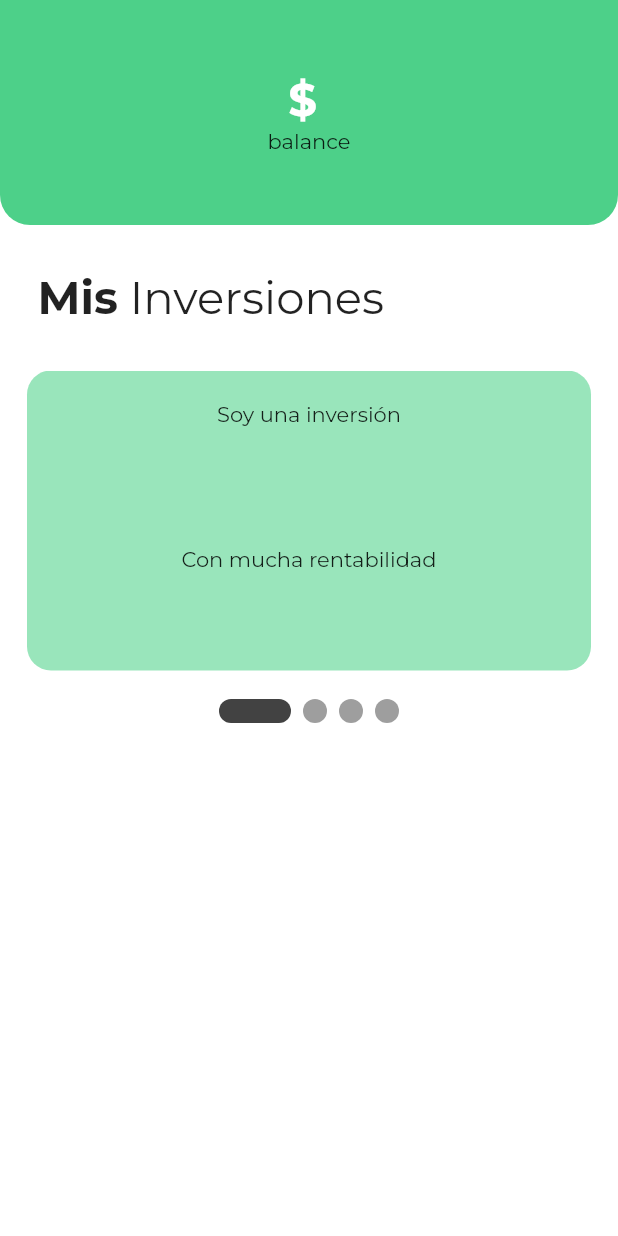
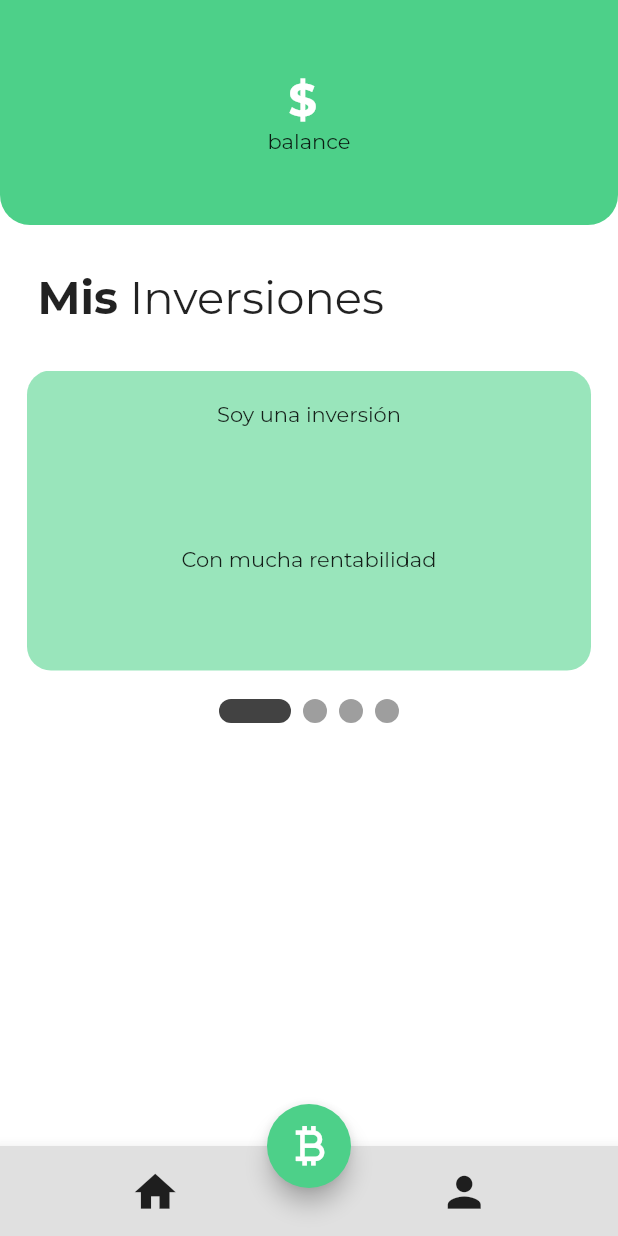
Before and after one commit to c3ortiz/sosty-app-frontEnd-main, a Flutter app: the MainScreen screen opened directly with empty values, on a phone screen of 412 x 824 dp. Run offline on Flutter 3.47's test engine with Material 2 defaults, Android fonts, the phone set to English and light mode, and no system bars; drawn by our look-alikes of smooth_page_indicator; our stand-ins replace google_fonts.

Commit message:
Bottom navigation bar

```diff
--- a/lib/main_screen.dart
+++ b/lib/main_screen.dart
@@ -51,6 +51,25 @@ class _MainScreenState extends State<MainScreen> {
   Widget build(BuildContext context) {
     return Scaffold(
         backgroundColor: Colors.white,
+        floatingActionButton: FloatingActionButton(
+          onPressed: () {},
+          backgroundColor: Color.fromRGBO(77, 208, 137, 1),
+          child: Icon(Icons.currency_bitcoin, size: 35),
+        ),
+        floatingActionButtonLocation: FloatingActionButtonLocation.centerDocked,
+        bottomNavigationBar: BottomAppBar(
+            color: Colors.grey.shade300,
+            child: Padding(
+              padding: const EdgeInsets.only(top: 6, bottom: 6),
+              child: Row(
+                  mainAxisAlignment: MainAxisAlignment.spaceAround,
+                  children: [
+                    IconButton(
+                        onPressed: () {}, icon: Icon(Icons.home, size: 33)),
+                    IconButton(
+                        onPressed: () {}, icon: Icon(Icons.person, size: 33))
+                  ]),
+            )),
         body: RefreshIndicator(
             onRefresh: refresh,
             child: SingleChildScrollView(
```
